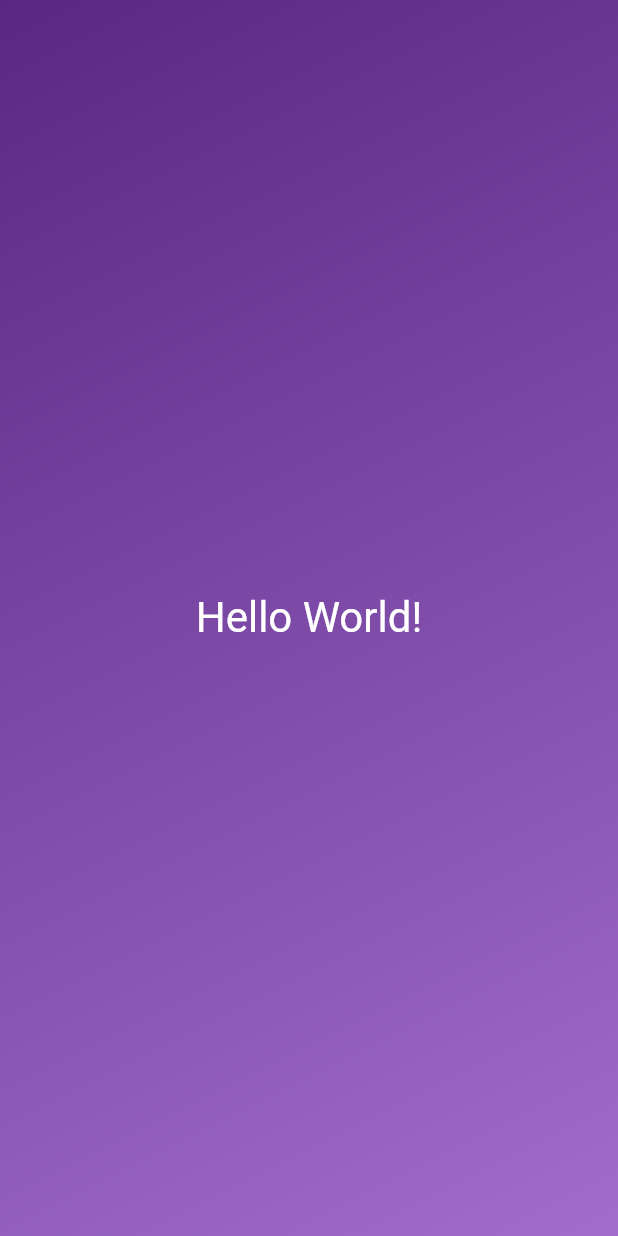
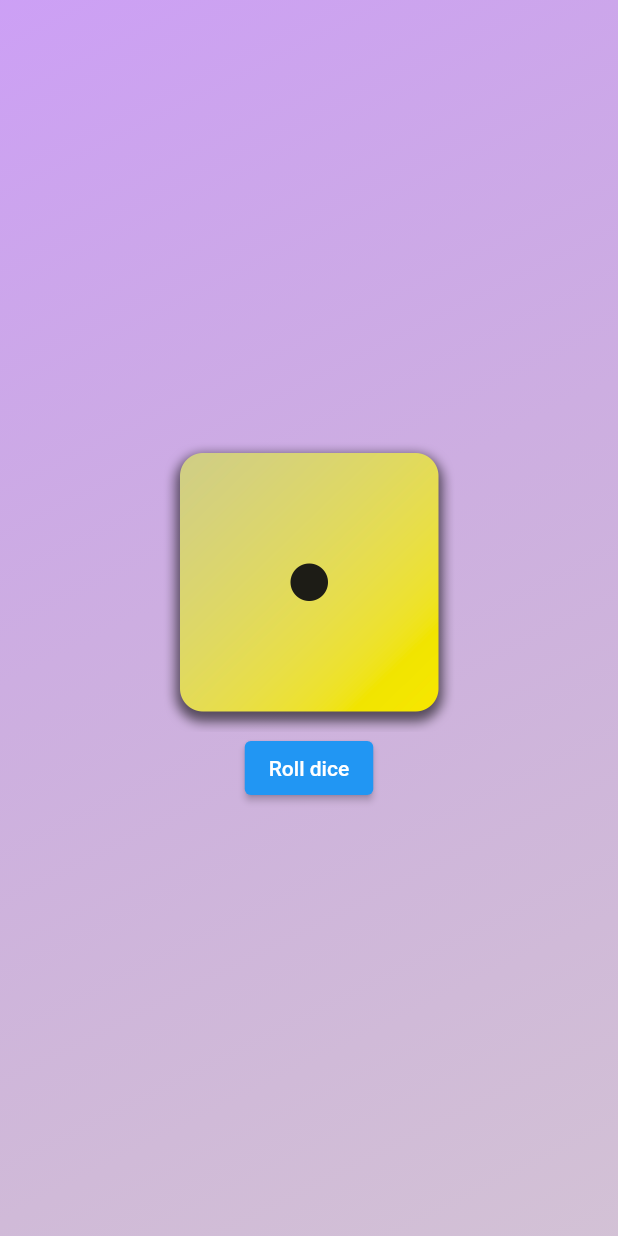
Before and after one commit to VarunRocky007/Flutter_First_App, a Flutter app: the screen it shows after launch, on a phone screen of 412 x 824 dp. Run offline on Flutter 3.47's test engine with Material 2 defaults, Android fonts, the phone set to English and light mode, and no system bars.

```diff
--- /dev/null
+++ b/lib/dice_roller.dart
@@ -0,0 +1,38 @@
+import 'package:flutter/material.dart';
+import 'dart:math';
+
+class DiceRoller extends StatefulWidget {
+  const DiceRoller({super.key});
+
+  @override
+  State<DiceRoller> createState() {
+    return _DiceRollerState();
+  }
+
+}
+
+class _DiceRollerState extends State<DiceRoller> {
+
+  var activeDiceImage = "assets/images/dice-1.png";
+  var randomDiceNumber = Random();
+
+  void rollDice() {
+    setState(() {
+      activeDiceImage = "assets/images/dice-${randomDiceNumber.nextInt(6)+1}.png";
+    });
+  }
+  @override
+  Widget build(BuildContext context) {
+    return Column(
+        mainAxisSize: MainAxisSize.min,
+        children: [
+          Image.asset(
+            activeDiceImage,
+            width: 200,
+          ),
+          ElevatedButton(onPressed: rollDice, child: const Text("Roll dice"))
+        ],
+      );
+  }
+
+  }
--- /dev/null
+++ b/lib/gradient_container.dart
@@ -0,0 +1,23 @@
+import 'package:first_app/dice_roller.dart';
+import 'package:flutter/material.dart';
+
+class GradientContainer extends StatelessWidget {
+  const GradientContainer({super.key, required this.colors});
+
+  final List<Color> colors;
+
+  @override
+  Widget build(BuildContext context) {
+    return Container(
+      decoration: BoxDecoration(
+          gradient: LinearGradient(
+        colors: colors,
+        begin: Alignment.topLeft,
+        end: Alignment.bottomRight,
+      )),
+      child: const Center(
+        child: DiceRoller(),
+      ),
+    );
+  }
+}
--- a/lib/main.dart
+++ b/lib/main.dart
@@ -1,31 +1,12 @@
 import 'package:flutter/material.dart';
+import 'gradient_container.dart';
 
 void main() {
   runApp(
-    MaterialApp(
+    const MaterialApp(
       home: Scaffold(
-        body: GradientContainer()
+        body: GradientContainer(colors :[Color.fromARGB(115, 149, 50, 240),Color.fromARGB(66, 99, 32, 109)]),
       ),
     ),
   );
 }
-
-class GradientContainer extends StatelessWidget {
-  @override
-  Widget build(BuildContext context) {
-    return Container(
-          decoration: const BoxDecoration(
-              gradient: LinearGradient(colors: [
-            Color.fromARGB(255, 90, 40, 131),
-            Color.fromARGB(255, 161, 108, 204)
-          ], begin: Alignment.topLeft, end: Alignment.bottomRight)),
-          child: const Center(
-            child: Text(
-              "Hello World!",
-              style: TextStyle(fontSize: 28, color: Colors.white),
-            ),
-          ),
-        );
-  }
-
-}
--- /dev/null
+++ b/lib/welcome_text.dart
@@ -0,0 +1,14 @@
+import 'package:flutter/material.dart';
+
+class WelcomeText extends StatelessWidget {
+  const WelcomeText(this.text,{super.key}) ;
+
+  final String text;
+  @override
+  Widget build(BuildContext context) {
+    return Text(
+      text,
+      style: const TextStyle(fontSize: 28, color: Colors.white),
+    );
+  }
+}
```
Also changed, not shown: pubspec.yaml (+7 -3 lines), assets/images/dice-1.png (added), assets/images/dice-2.png (added), assets/images/dice-3.png (added), assets/images/dice-4.png (added), assets/images/dice-5.png (added), assets/images/dice-6.png (added).
